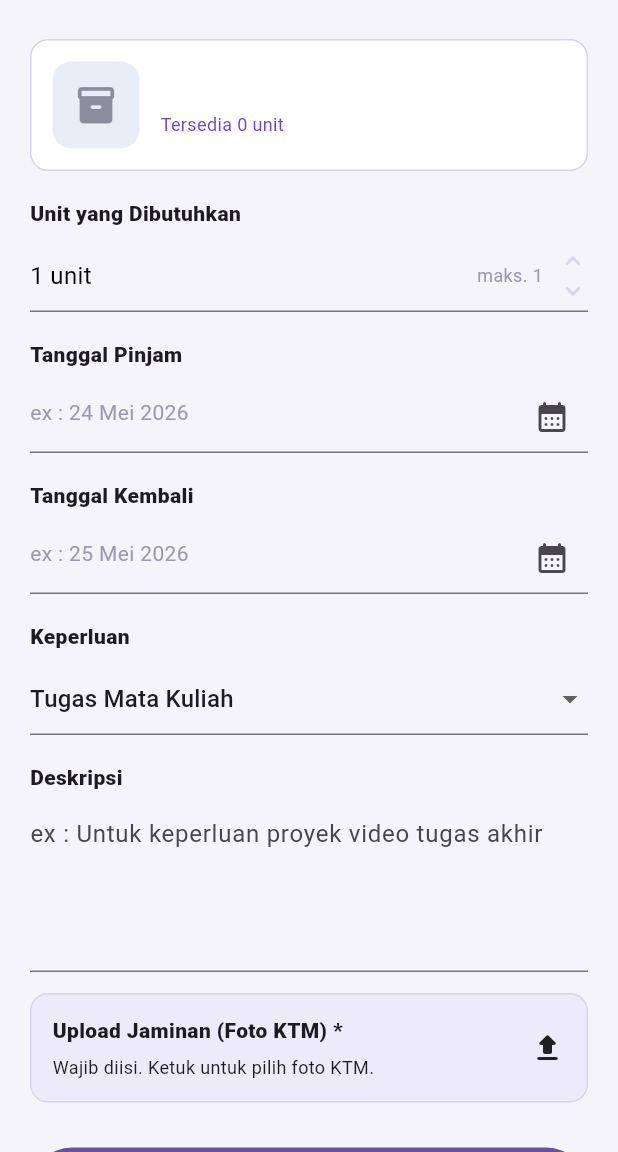
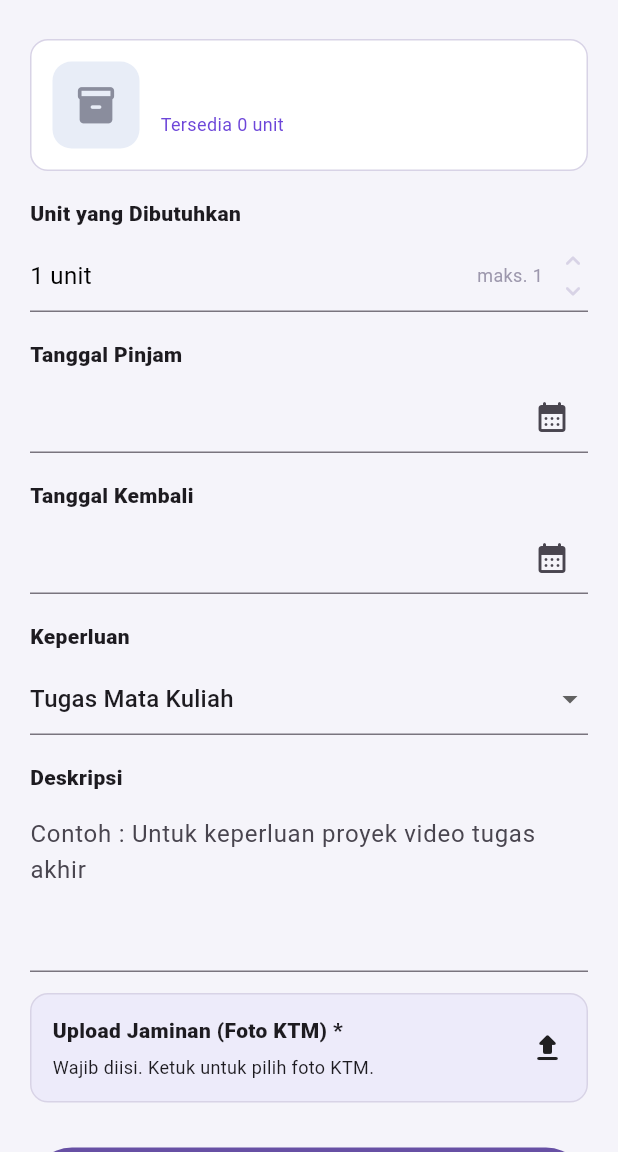
Before and after one commit to ErikZendrato/PBL-4C1, a Flutter app: the BorrowPage screen opened directly with empty values, on a phone screen of 412 x 824 dp, the part 84-1236 px from its top. Run offline on Flutter 3.47's test engine with Material 3 defaults, Android fonts, the light colour scheme and no system bars; our stand-ins replace image_picker, shared_preferences, sqflite; accounts and stored records are empty.

Commit message:
ganti tulisan ex

```diff
--- a/lib/ui/user/borrow.dart
+++ b/lib/ui/user/borrow.dart
@@ -80,14 +80,14 @@ class _BorrowPageState extends State<BorrowPage> {
             const _Label("Tanggal Pinjam"),
             _DateField(
               value: _borrowDate,
-              hint: "ex : 24 Mei 2026",
+              hint: "",
               onTap: () => _pickDate(isBorrowDate: true),
             ),
             const SizedBox(height: 18),
             const _Label("Tanggal Kembali"),
             _DateField(
               value: _returnDate,
-              hint: "ex : 25 Mei 2026",
+              hint: "",
               onTap: () => _pickDate(isBorrowDate: false),
             ),
             const SizedBox(height: 18),
@@ -112,7 +112,7 @@ class _BorrowPageState extends State<BorrowPage> {
               minLines: 4,
               maxLines: 6,
               decoration: const InputDecoration(
-                hintText: "ex : Untuk keperluan proyek video tugas akhir",
+                hintText: "Contoh : Untuk keperluan proyek video tugas akhir",
               ),
               validator: (value) {
                 if (value == null || value.trim().length < 8) {
--- a/lib/ui/user/detail_asset.dart
+++ b/lib/ui/user/detail_asset.dart
@@ -188,7 +188,7 @@ class _AssetDetailViewState extends State<AssetDetailView> {
         backgroundColor: const Color(0xFF5B39D4),
         foregroundColor: Colors.white,
         title: const Text(
-          "Detail Asset",
+          "Detail Barang",
           style: TextStyle(fontWeight: FontWeight.w900),
         ),
       ),
```
